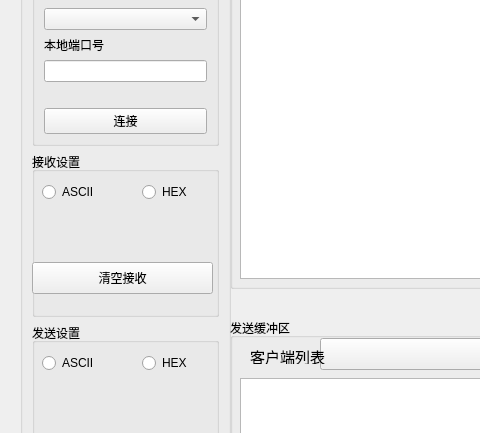
yangpf92/nettool_for_mac, file MainWindow.ui: the form before one commit; both pictures show x 0 to 480 and y 122 to 555 of the 880 by 654 pixel window.
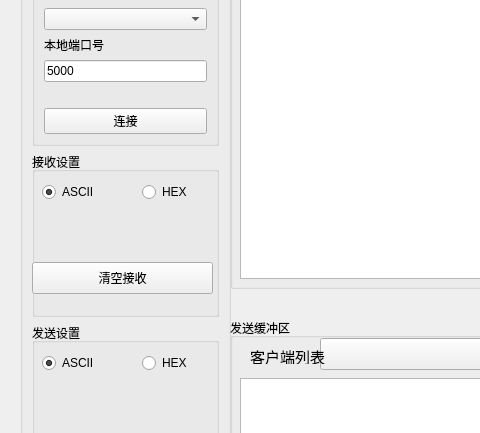
The form after the commit.

The edit to the form file:
```diff
--- a/MainWindow.ui
+++ b/MainWindow.ui
@@ -85,7 +85,11 @@
          </widget>
         </item>
         <item>
-         <widget class="QLineEdit" name="lineEditNetPort"/>
+         <widget class="QLineEdit" name="lineEditNetPort">
+          <property name="text">
+           <string>5000</string>
+          </property>
+         </widget>
         </item>
         <item>
          <spacer name="horizontalSpacer">
@@ -179,6 +183,12 @@
         <property name="text">
          <string>ASCII</string>
         </property>
+        <property name="checked">
+         <bool>true</bool>
+        </property>
+        <attribute name="buttonGroup">
+         <string notr="true">buttonGroup</string>
+        </attribute>
        </widget>
        <widget class="QRadioButton" name="radioButton_4">
         <property name="geometry">
@@ -225,6 +235,9 @@
         <property name="text">
          <string>ASCII</string>
         </property>
+        <property name="checked">
+         <bool>true</bool>
+        </property>
        </widget>
        <widget class="QRadioButton" name="radioButton_2">
         <property name="geometry">
```
Left out of the diff: 29 changed lines with no effect on the pictures.
